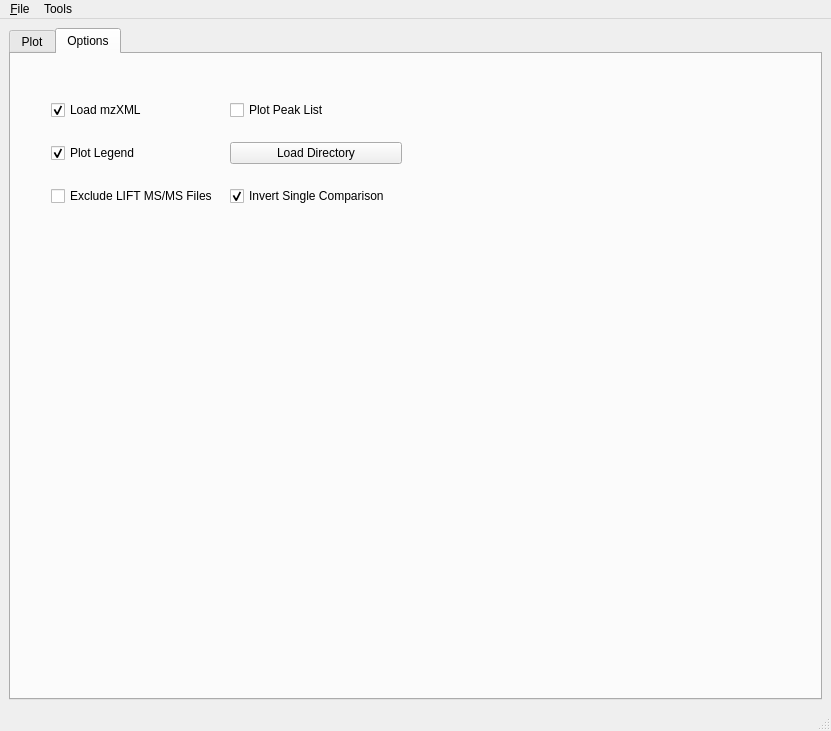
Above: SimpleView/main.ui from mfitzp/toolz before the change. Below: the same form after it.
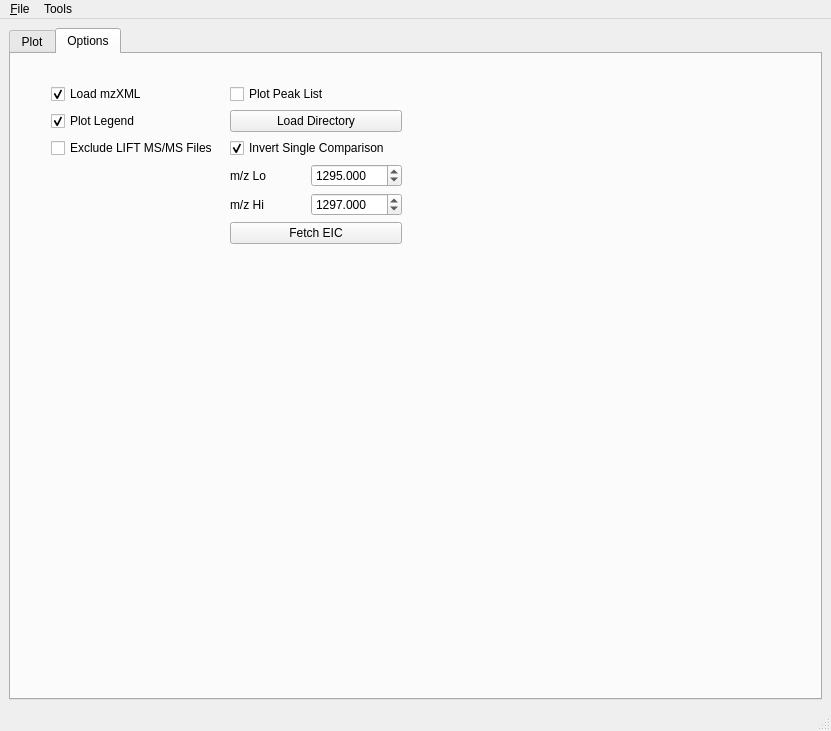
That is the form after the change. The open tabs and pages were chosen to show the change. Icons and pictures are not drawn. Custom widgets are drawn as their Qt base class.

What changed in the file:
```diff
--- a/SimpleView/main.ui
+++ b/SimpleView/main.ui
@@ -484,7 +484,7 @@
           <x>40</x>
           <y>30</y>
           <width>351</width>
-          <height>141</height>
+          <height>160</height>
          </rect>
         </property>
         <layout class="QGridLayout" >
@@ -539,6 +539,80 @@
            </property>
           </widget>
          </item>
+         <item row="3" column="1" >
+          <layout class="QVBoxLayout" >
+           <item>
+            <layout class="QHBoxLayout" >
+             <item>
+              <widget class="QLabel" name="label_13" >
+               <property name="text" >
+                <string>m/z Lo</string>
+               </property>
+              </widget>
+             </item>
+             <item>
+              <widget class="QDoubleSpinBox" name="mzLo_SB" >
+               <property name="decimals" >
+                <number>3</number>
+               </property>
+               <property name="minimum" >
+                <double>1.000000000000000</double>
+               </property>
+               <property name="maximum" >
+                <double>100000.000000000000000</double>
+               </property>
+               <property name="singleStep" >
+                <double>0.050000000000000</double>
+               </property>
+               <property name="value" >
+                <double>1295.000000000000000</double>
+               </property>
+              </widget>
+             </item>
+            </layout>
+           </item>
+           <item>
+            <layout class="QHBoxLayout" >
+             <item>
+              <widget class="QLabel" name="label_14" >
+               <property name="text" >
+                <string>m/z Hi</string>
+               </property>
+              </widget>
+             </item>
+             <item>
+              <widget class="QDoubleSpinBox" name="mzHi_SB" >
+               <property name="toolTip" >
+                <string>If this value is set to -1 then a TIC starting from m/z Lo will be returned</string>
+               </property>
+               <property name="decimals" >
+                <number>3</number>
+               </property>
+               <property name="minimum" >
+                <double>-1.000000000000000</double>
+               </property>
+               <property name="maximum" >
+                <double>100000.000000000000000</double>
+               </property>
+               <property name="singleStep" >
+                <double>0.050000000000000</double>
+               </property>
+               <property name="value" >
+                <double>1297.000000000000000</double>
+               </property>
+              </widget>
+             </item>
+            </layout>
+           </item>
+           <item>
+            <widget class="QPushButton" name="getEIC_Btn" >
+             <property name="text" >
+              <string>Fetch EIC</string>
+             </property>
+            </widget>
+           </item>
+          </layout>
+         </item>
         </layout>
        </widget>
       </widget>
```
